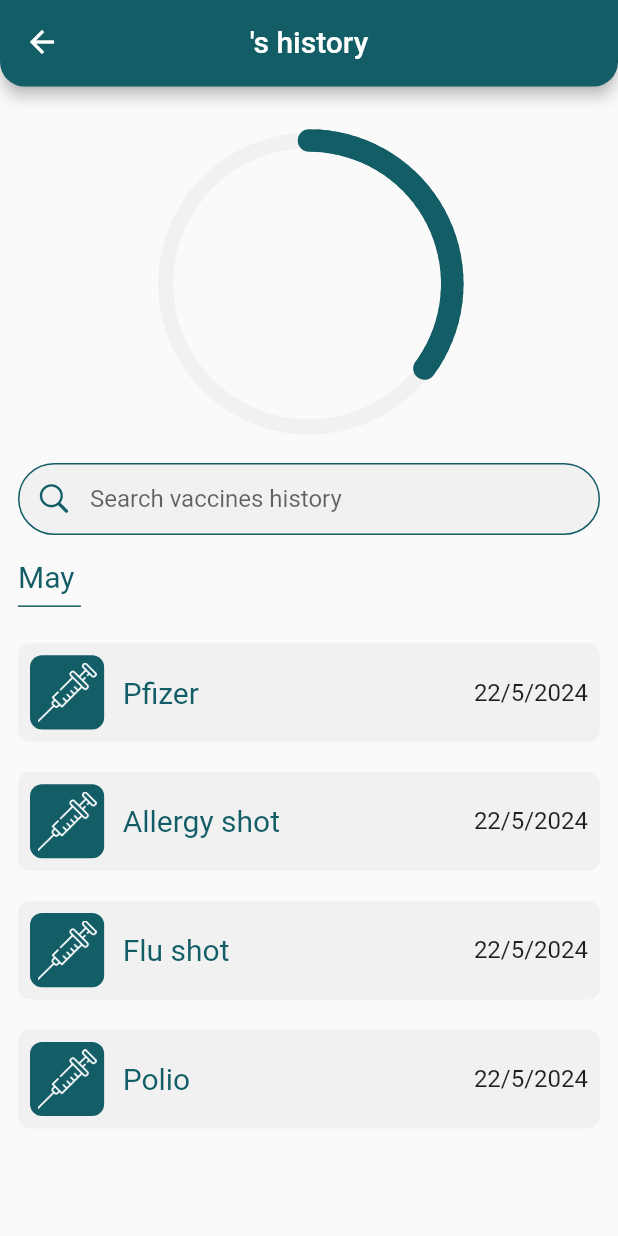
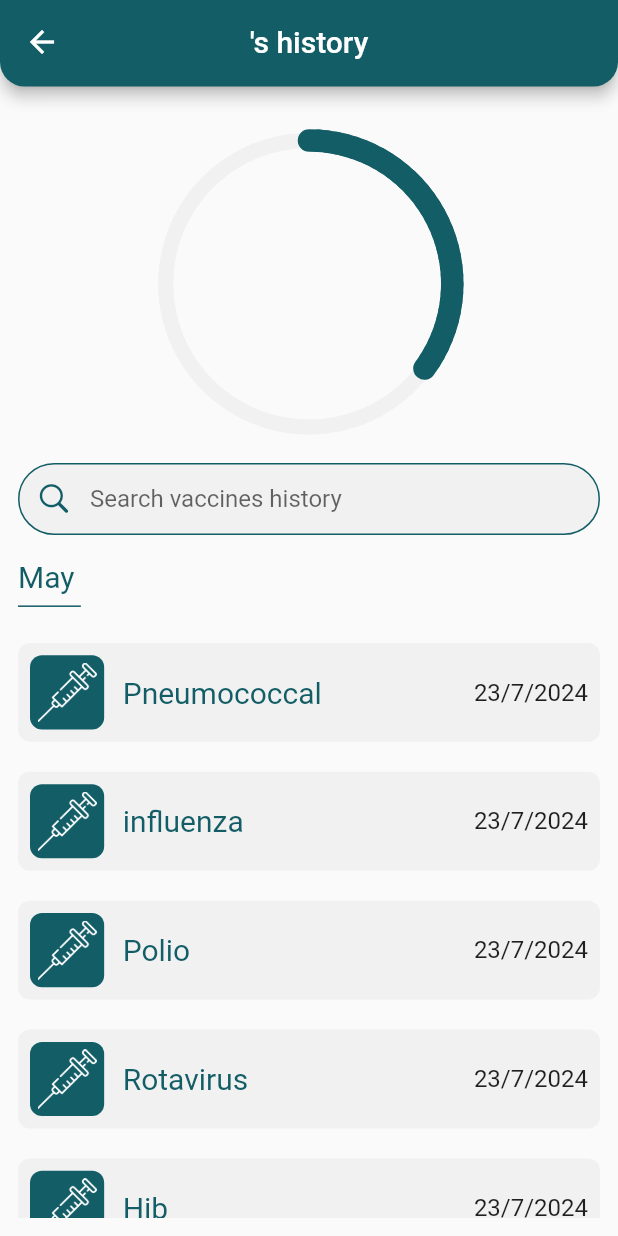
Before and after one commit to LeenSalah/ispm, a Flutter app: the ChildHistoryPage screen opened directly with empty values, on a phone screen of 412 x 824 dp. Run offline on Flutter 3.47's test engine with Material 3 defaults, Android fonts, the phone set to English and light mode, and no system bars; drawn by our look-alikes of step_progress_indicator; our stand-ins replace font_awesome_flutter, persistent_bottom_nav_bar, sizer.

Commit message:
edited shots record in child history

```diff
--- a/lib/Screens/child_history.dart
+++ b/lib/Screens/child_history.dart
@@ -87,9 +87,11 @@
     );
   }
   void _fillShots() {
-    shotsRecord.add(ShotRecord(name: 'Pfizer', date: '22/5/2024'));
-    shotsRecord.add(ShotRecord(name: 'Allergy shot', date: '22/5/2024'));
-    shotsRecord.add(ShotRecord(name: 'Flu shot', date: '22/5/2024'));
-    shotsRecord.add(ShotRecord(name: 'Polio', date: '22/5/2024'));
+    shotsRecord.add(ShotRecord(name: 'Pneumococcal', date: '23/7/2024'));
+    shotsRecord.add(ShotRecord(name: 'influenza', date: '23/7/2024'));
+    shotsRecord.add(ShotRecord(name: 'Polio', date: '23/7/2024'));
+    shotsRecord.add(ShotRecord(name: 'Rotavirus', date: '23/7/2024'));
+    shotsRecord.add(ShotRecord(name: 'Hib', date: '23/7/2024'));
+    shotsRecord.add(ShotRecord(name: 'DTaP', date: '23/7/2024'));
   }
 }
--- /dev/null
+++ b/lib/common/app_bar 2.dart
@@ -0,0 +1,26 @@
+import 'package:flutter/material.dart';
+import 'package:sizer/sizer.dart';
+
+class CustomAppBar extends StatelessWidget implements PreferredSizeWidget{
+  final String title;
+  final List<Widget>? actions;
+
+  const CustomAppBar({Key? key, required this.title, this.actions}) : super(key: key);
+
+  @override
+  Widget build(BuildContext context) {
+    return AppBar(
+      backgroundColor: const Color(0xFF135D66),
+      title: Text(title),
+      centerTitle: true,
+      actions: actions,
+      shape: RoundedRectangleBorder(
+          borderRadius: BorderRadius.only(
+              bottomLeft: Radius.circular(2.h),
+              bottomRight: Radius.circular(2.h))),
+    );
+  }
+
+  @override
+  Size get preferredSize => Size.fromHeight(7.h);
+}
--- /dev/null
+++ b/lib/models/shot_record 2.dart
@@ -0,0 +1,5 @@
+class ShotRecord{
+  final String date;
+  final String name;
+  ShotRecord({required this.name, required this.date});
+}
```
Also changed, not shown: lib/common/child_info 2.dart (added, +40 -0 lines), lib/common/record 2.dart (added, +41 -0 lines), lib/models/children_model 2.dart (added, +9 -0 lines), assets/needle 2.png (added), 2 other files.
